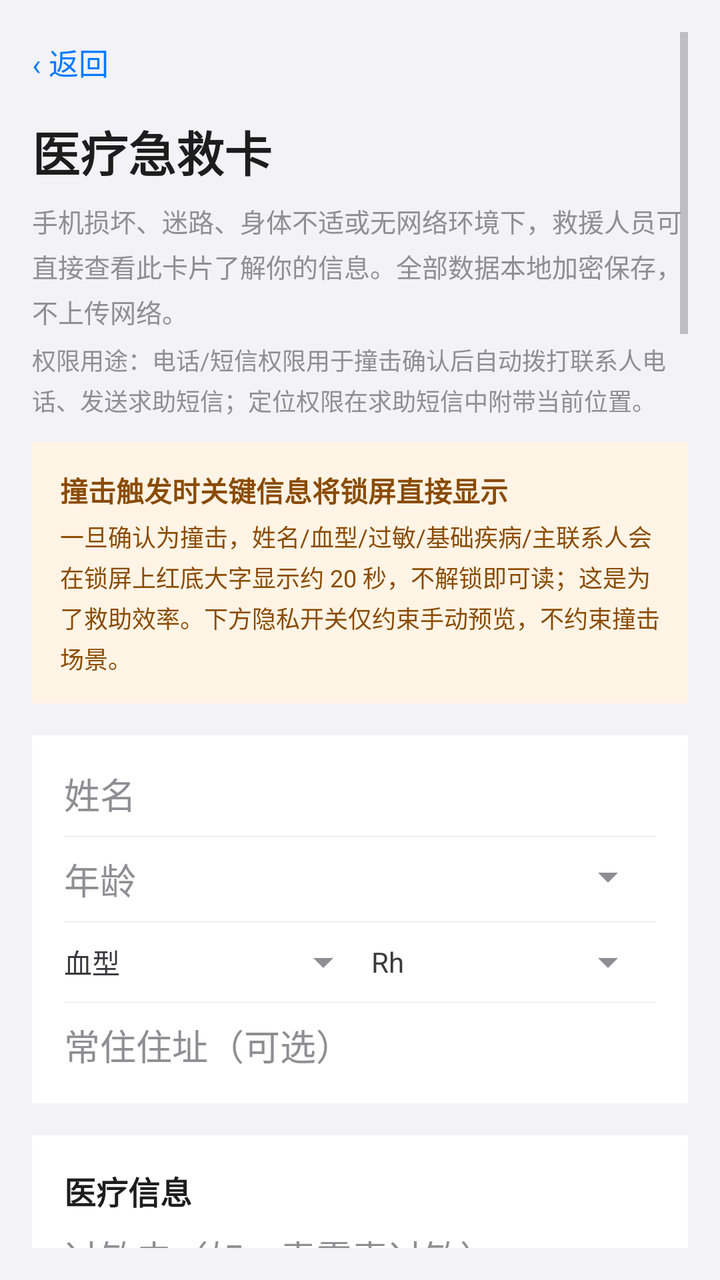
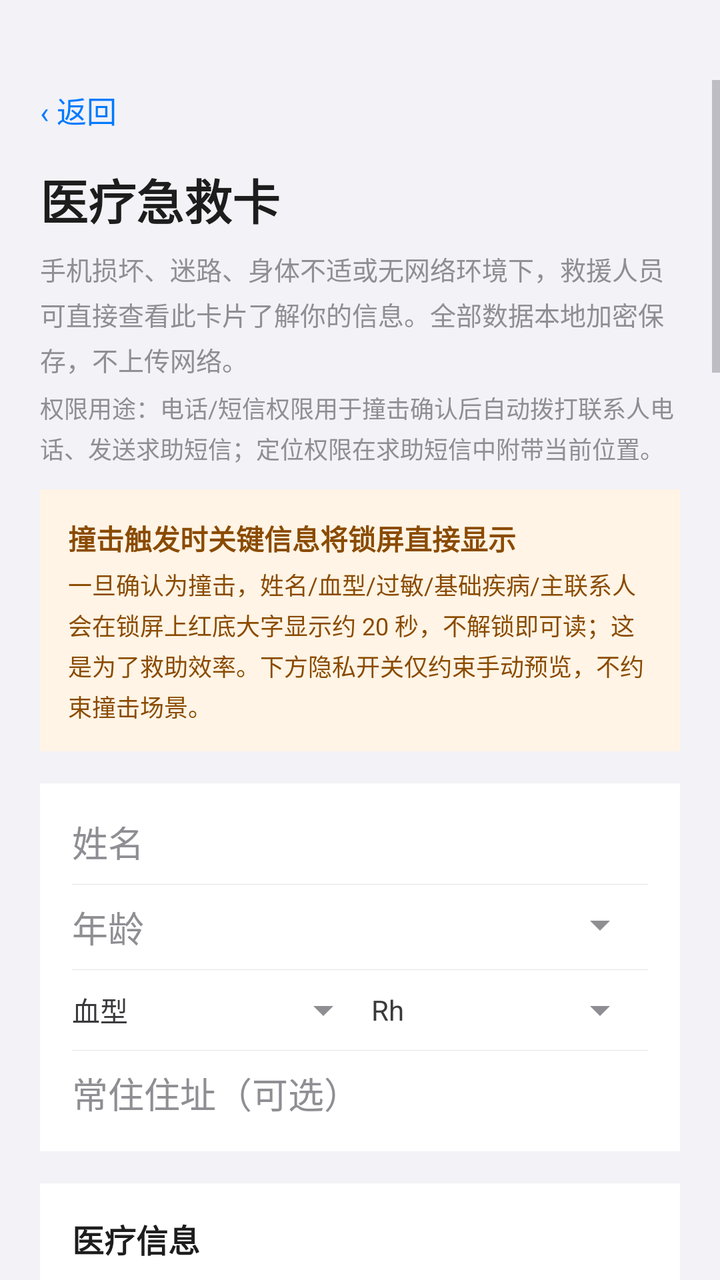

An Android layout rendered at two revisions. The XML below is the earlier revision; the diff shows what the commit changed to produce the second picture.
<!-- AndroidManifest.xml: application theme Theme.Safewalk -->
<!-- res/layout/activity_emergency.xml -->
<?xml version="1.0" encoding="utf-8"?>
<ScrollView xmlns:android="http://schemas.android.com/apk/res/android"
    android:layout_width="match_parent"
    android:layout_height="match_parent"
    android:background="@color/bg"
    android:fitsSystemWindows="true"
    android:padding="16dp"
    android:paddingTop="40dp">
    <LinearLayout
        android:layout_width="match_parent"
        android:layout_height="wrap_content"
        android:orientation="vertical"
        android:paddingBottom="40dp">

        <TextView
            android:id="@+id/btn_back"
            style="@style/BackLink"
            android:text="‹ 返回" />

        <TextView
            style="@style/PageTitle"
            android:layout_marginTop="12dp"
            android:text="医疗急救卡" />

        <TextView
            android:layout_width="match_parent"
            android:layout_height="wrap_content"
            android:layout_marginTop="8dp"
            android:lineSpacingExtra="4dp"
            android:text="手机损坏、迷路、身体不适或无网络环境下，救援人员可直接查看此卡片了解你的信息。全部数据本地加密保存，不上传网络。"
            android:textColor="@color/text_hint"
            android:textSize="13sp"/>

        <TextView
            android:id="@+id/tv_perm_purpose"
            android:layout_width="match_parent"
            android:layout_height="wrap_content"
            android:layout_marginTop="6dp"
            android:lineSpacingExtra="3dp"
            android:text="权限用途：电话/短信权限用于撞击确认后自动拨打联系人电话、发送求助短信；定位权限在求助短信中附带当前位置。"
            android:textColor="@color/text_hint"
            android:textSize="12sp"/>

        
        <LinearLayout
            android:layout_width="match_parent"
            android:layout_height="wrap_content"
            android:layout_marginTop="12dp"
            android:background="#FFF4E5"
            android:orientation="vertical"
            android:padding="14dp">
            <TextView
                android:layout_width="match_parent"
                android:layout_height="wrap_content"
                android:text="撞击触发时关键信息将锁屏直接显示"
                android:textColor="#8A4B00"
                android:textSize="14sp"
                android:textStyle="bold" />
            <TextView
                android:layout_width="match_parent"
                android:layout_height="wrap_content"
                android:layout_marginTop="4dp"
                android:lineSpacingExtra="3dp"
                android:text="一旦确认为撞击，姓名/血型/过敏/基础疾病/主联系人会在锁屏上红底大字显示约 20 秒，不解锁即可读；这是为了救助效率。下方隐私开关仅约束手动预览，不约束撞击场景。"
                android:textColor="#8A4B00"
                android:textSize="12sp" />
        </LinearLayout>

        
        <LinearLayout
            android:layout_width="match_parent"
            android:layout_height="wrap_content"
            android:layout_marginTop="16dp"
            android:background="@color/card_bg"
            android:orientation="vertical"
            android:padding="16dp">

            <EditText
                android:id="@+id/et_name"
                android:layout_width="match_parent"
                android:layout_height="wrap_content"
                android:hint="姓名"
                android:inputType="textPersonName"
                android:background="@null"/>
            <View android:layout_width="match_parent" android:layout_height="1px" android:background="@color/divider" android:layout_marginVertical="8dp"/>

            <LinearLayout
                android:layout_width="match_parent"
                android:layout_height="wrap_content"
                android:orientation="horizontal">
                <EditText
                    android:id="@+id/et_age"
                    android:layout_width="0dp"
                    android:layout_height="wrap_content"
                    android:layout_weight="1"
                    android:hint="年龄"
                    android:inputType="number"
                    android:background="@null"/>
                <Spinner
                    android:id="@+id/sp_gender"
                    android:layout_width="0dp"
                    android:layout_height="wrap_content"
                    android:layout_weight="1"
                    android:spinnerMode="dialog" />
            </LinearLayout>
            <View android:layout_width="match_parent" android:layout_height="1px" android:background="@color/divider" android:layout_marginVertical="8dp"/>

            <LinearLayout
                android:layout_width="match_parent"
                android:layout_height="wrap_content"
                android:orientation="horizontal">
                <TextView
                    android:layout_width="wrap_content"
                    android:layout_height="wrap_content"
                    android:layout_gravity="center_vertical"
                    android:text="血型"
                    android:textColor="@color/text_body"
                    android:textSize="14sp" />
                <Spinner
                    android:id="@+id/sp_blood"
                    android:layout_width="0dp"
                    android:layout_height="wrap_content"
                    android:layout_weight="1"
                    android:spinnerMode="dialog" />
                <TextView
                    android:layout_width="wrap_content"
                    android:layout_height="wrap_content"
                    android:layout_gravity="center_vertical"
                    android:text="Rh"
                    android:textColor="@color/text_body"
                    android:textSize="14sp" />
                <Spinner
                    android:id="@+id/sp_rh"
                    android:layout_width="0dp"
                    android:layout_height="wrap_content"
                    android:layout_weight="1"
                    android:spinnerMode="dialog" />
            </LinearLayout>
            <View android:layout_width="match_parent" android:layout_height="1px" android:background="@color/divider" android:layout_marginVertical="8dp"/>

            <EditText
                android:id="@+id/et_address"
                android:layout_width="match_parent"
                android:layout_height="wrap_content"
                android:hint="常住住址（可选）"
                android:inputType="textPostalAddress"
                android:background="@null"/>
        </LinearLayout>

        
        <LinearLayout
            android:layout_width="match_parent"
            android:layout_height="wrap_content"
            android:layout_marginTop="16dp"
            android:background="@color/card_bg"
            android:orientation="vertical"
            android:padding="16dp">

            <TextView
                android:layout_width="wrap_content"
                android:layout_height="wrap_content"
                android:text="医疗信息"
                android:textColor="@color/text_primary"
                android:textSize="16sp"
                android:textStyle="bold"/>

            <EditText
                android:id="@+id/et_allergy"
                android:layout_width="match_parent"
                android:layout_height="wrap_content"
                android:layout_marginTop="8dp"
                android:hint="过敏史（如：青霉素过敏）"
                android:inputType="textMultiLine"
                android:maxLines="3"
                android:background="@null"/>
            <androidx.appcompat.widget.SwitchCompat
                android:id="@+id/sw_allergy_severe"
                android:layout_width="match_parent"
                android:layout_height="wrap_content"
                android:text="严重过敏（锁屏前置★）"
                android:textColor="@color/accent_warn"
                android:textSize="13sp" />
            <View android:layout_width="match_parent" android:layout_height="1px" android:background="@color/divider" android:layout_marginVertical="8dp"/>

            <EditText
                android:id="@+id/et_condition"
                android:layout_width="match_parent"
                android:layout_height="wrap_content"
                android:hint="基础疾病（如：心脏病、糖尿病）"
                android:inputType="textMultiLine"
                android:maxLines="3"
                android:background="@null"/>
            <View android:layout_width="match_parent" android:layout_height="1px" android:background="@color/divider" android:layout_marginVertical="8dp"/>

            <EditText
                android:id="@+id/et_medications"
                android:layout_width="match_parent"
                android:layout_height="wrap_content"
                android:hint="当前用药"
                android:inputType="textMultiLine"
                android:maxLines="3"
                android:background="@null"/>
            <View android:layout_width="match_parent" android:layout_height="1px" android:background="@color/divider" android:layout_marginVertical="8dp"/>

            <EditText
                android:id="@+id/et_insurance"
                android:layout_width="match_parent"
                android:layout_height="wrap_content"
                android:hint="医保号（可选，高敏感，不进锁屏）"
                android:inputType="text"
                android:background="@null"/>
            <androidx.appcompat.widget.SwitchCompat
                android:id="@+id/sw_organ_donation"
                android:layout_width="match_parent"
                android:layout_height="wrap_content"
                android:layout_marginTop="4dp"
                android:text="器官捐献意愿"
                android:textColor="@color/text_body"
                android:textSize="13sp" />
        </LinearLayout>

        
        <LinearLayout
            android:layout_width="match_parent"
            android:layout_height="wrap_content"
            android:layout_marginTop="16dp"
            android:background="@color/card_bg"
            android:orientation="vertical"
            android:padding="16dp">

            <TextView
                android:layout_width="wrap_content"
                android:layout_height="wrap_content"
                android:text="紧急联系人（建议填 3 位）"
                android:textColor="@color/text_primary"
                android:textSize="16sp"
                android:textStyle="bold"/>

            <LinearLayout android:layout_width="match_parent" android:layout_height="wrap_content" android:orientation="horizontal">
                <EditText android:id="@+id/et_contact1_name" android:layout_width="0dp" android:layout_height="wrap_content" android:layout_weight="2" android:hint="① 姓名" android:inputType="textPersonName" android:background="@null"/>
                <EditText android:id="@+id/et_contact1_relation" android:layout_width="0dp" android:layout_height="wrap_content" android:layout_weight="1" android:hint="关系" android:inputType="text" android:background="@null"/>
            </LinearLayout>
            <EditText android:id="@+id/et_contact1_phone" android:layout_width="match_parent" android:layout_height="wrap_content" android:hint="① 电话" android:inputType="phone" android:background="@null"/>
            <View android:layout_width="match_parent" android:layout_height="1px" android:background="@color/divider" android:layout_marginVertical="8dp"/>

            <LinearLayout android:layout_width="match_parent" android:layout_height="wrap_content" android:orientation="horizontal">
                <EditText android:id="@+id/et_contact2_name" android:layout_width="0dp" android:layout_height="wrap_content" android:layout_weight="2" android:hint="② 姓名" android:inputType="textPersonName" android:background="@null"/>
                <EditText android:id="@+id/et_contact2_relation" android:layout_width="0dp" android:layout_height="wrap_content" android:layout_weight="1" android:hint="关系" android:inputType="text" android:background="@null"/>
            </LinearLayout>
            <EditText android:id="@+id/et_contact2_phone" android:layout_width="match_parent" android:layout_height="wrap_content" android:hint="② 电话" android:inputType="phone" android:background="@null"/>
            <View android:layout_width="match_parent" android:layout_height="1px" android:background="@color/divider" android:layout_marginVertical="8dp"/>

            <LinearLayout android:layout_width="match_parent" android:layout_height="wrap_content" android:orientation="horizontal">
                <EditText android:id="@+id/et_contact3_name" android:layout_width="0dp" android:layout_height="wrap_content" android:layout_weight="2" android:hint="③ 姓名" android:inputType="textPersonName" android:background="@null"/>
                <EditText android:id="@+id/et_contact3_relation" android:layout_width="0dp" android:layout_height="wrap_content" android:layout_weight="1" android:hint="关系" android:inputType="text" android:background="@null"/>
            </LinearLayout>
            <EditText android:id="@+id/et_contact3_phone" android:layout_width="match_parent" android:layout_height="wrap_content" android:hint="③ 电话" android:inputType="phone" android:background="@null"/>
        </LinearLayout>

        
        <LinearLayout
            android:layout_width="match_parent"
            android:layout_height="wrap_content"
            android:layout_marginTop="16dp"
            android:background="@color/card_bg"
            android:orientation="vertical"
            android:padding="16dp">

            <TextView
                android:layout_width="wrap_content"
                android:layout_height="wrap_content"
                android:text="隐私与分享"
                android:textColor="@color/text_primary"
                android:textSize="16sp"
                android:textStyle="bold"/>

            <androidx.appcompat.widget.SwitchCompat
                android:id="@+id/sw_show_blood_lock"
                android:layout_width="match_parent"
                android:layout_height="wrap_content"
                android:layout_marginTop="6dp"
                android:text="手动预览时显示血型（撞击时不受此开关约束）"
                android:textColor="@color/text_body"
                android:textSize="13sp" />
            <androidx.appcompat.widget.SwitchCompat
                android:id="@+id/sw_show_address_lock"
                android:layout_width="match_parent"
                android:layout_height="wrap_content"
                android:text="手动预览时显示住址（撞击时不受此开关约束）"
                android:textColor="@color/text_body"
                android:textSize="13sp" />
            <androidx.appcompat.widget.SwitchCompat
                android:id="@+id/sw_allow_sms_location"
                android:layout_width="match_parent"
                android:layout_height="wrap_content"
                android:text="求助短信附带当前位置"
                android:textColor="@color/text_body"
                android:textSize="13sp" />
            <androidx.appcompat.widget.SwitchCompat
                android:id="@+id/sw_allow_qr"
                android:layout_width="match_parent"
                android:layout_height="wrap_content"
                android:text="允许生成医疗 QR（明文，扫码可读全部信息）"
                android:textColor="@color/accent_warn"
                android:textSize="13sp" />

            <Button
                android:id="@+id/btn_gen_qr"
                android:layout_width="match_parent"
                android:layout_height="wrap_content"
                android:layout_marginTop="10dp"
                android:backgroundTint="@color/seal_red"
                android:text="生成医疗 QR"
                android:textColor="@color/on_accent"/>

            <ImageView
                android:id="@+id/iv_qr"
                android:layout_width="220dp"
                android:layout_height="220dp"
                android:layout_gravity="center_horizontal"
                android:layout_marginTop="12dp"
                android:adjustViewBounds="true"
                android:contentDescription="医疗急救卡二维码"
                android:visibility="gone" />

            <TextView
                android:id="@+id/tv_vault_status"
                android:layout_width="match_parent"
                android:layout_height="wrap_content"
                android:layout_marginTop="8dp"
                android:textColor="@color/text_hint"
                android:textSize="12sp" />
        </LinearLayout>

        <Button
            android:id="@+id/btn_save_emergency"
            android:layout_width="match_parent"
            android:layout_height="wrap_content"
            android:layout_marginTop="16dp"
            android:backgroundTint="@color/primary"
            android:text="保存急救卡（本地加密）"
            android:textColor="@color/on_accent"/>

        
        <LinearLayout
            android:layout_width="match_parent"
            android:layout_height="wrap_content"
            android:layout_marginTop="12dp"
            android:background="@color/card_bg"
            android:orientation="vertical"
            android:padding="16dp">

            <TextView
                android:layout_width="wrap_content"
                android:layout_height="wrap_content"
                android:text="复制到系统紧急信息"
                android:textColor="@color/text_primary"
                android:textSize="15sp"
                android:textStyle="bold"/>

            <TextView
                android:layout_width="match_parent"
                android:layout_height="wrap_content"
                android:layout_marginTop="6dp"
                android:lineSpacingExtra="4dp"
                android:text="手机没电、损坏或 SystemUI 未加载时，App 里的卡片打不开。建议把下面这段信息复制一份，填进系统「紧急信息 / 医疗急救信息」，作为关机/没电场景的兜底。"
                android:textColor="@color/text_hint"
                android:textSize="13sp"/>

            <Button
                android:id="@+id/btn_copy_emergency"
                android:layout_width="match_parent"
                android:layout_height="wrap_content"
                android:layout_marginTop="12dp"
                android:backgroundTint="@color/card_bg"
                android:text="复制急救信息"
                android:textColor="@color/primary"/>
        </LinearLayout>

        
        <LinearLayout
            android:layout_width="match_parent"
            android:layout_height="wrap_content"
            android:layout_marginTop="12dp"
            android:background="@color/card_bg"
            android:orientation="vertical"
            android:padding="16dp">

            <TextView
                android:layout_width="wrap_content"
                android:layout_height="wrap_content"
                android:text="备份与恢复"
                android:textColor="@color/text_primary"
                android:textSize="15sp"
                android:textStyle="bold"/>

            <TextView
                android:layout_width="match_parent"
                android:layout_height="wrap_content"
                android:layout_marginTop="6dp"
                android:lineSpacingExtra="4dp"
                android:text="急救卡加密保存在本机，卸载 App 会一并删除。换安装包（例如重装新版）前，先导出一份 JSON 文件；装好后用「导入急救卡」恢复。导出文件是明文，包含血型、过敏、住址等信息，请妥善保管。"
                android:textColor="@color/text_hint"
                android:textSize="13sp"/>

            <Button
                android:id="@+id/btn_export_emergency"
                android:layout_width="match_parent"
                android:layout_height="wrap_content"
                android:layout_marginTop="12dp"
                android:backgroundTint="@color/card_bg"
                android:text="导出急救卡"
                android:textColor="@color/primary"/>

            <Button
                android:id="@+id/btn_import_emergency"
                android:layout_width="match_parent"
                android:layout_height="wrap_content"
                android:layout_marginTop="8dp"
                android:backgroundTint="@color/card_bg"
                android:text="导入急救卡"
                android:textColor="@color/primary"/>
        </LinearLayout>

        
        <LinearLayout
            android:layout_width="match_parent"
            android:layout_height="wrap_content"
            android:layout_marginTop="24dp"
            android:background="@color/card_bg"
            android:orientation="vertical"
            android:padding="16dp">

            <LinearLayout
                android:layout_width="match_parent"
                android:layout_height="wrap_content"
                android:gravity="center_vertical"
                android:orientation="horizontal">

                <LinearLayout
                    android:layout_width="0dp"
                    android:layout_height="wrap_content"
                    android:layout_weight="1"
                    android:orientation="vertical">
                    <TextView
                        android:layout_width="wrap_content"
                        android:layout_height="wrap_content"
                        android:text="车祸预警"
                        android:textColor="@color/text_primary"
                        android:textSize="16sp"
                        android:textStyle="bold"/>
                    <TextView
                        android:layout_width="match_parent"
                        android:layout_height="wrap_content"
                        android:layout_marginTop="2dp"
                        android:lineSpacingExtra="2dp"
                        android:text="持续监测撞击，检测到后锁屏强提醒，60秒未响应自动求助"
                        android:textColor="@color/text_hint"
                        android:textSize="12sp"/>
                </LinearLayout>

                <androidx.appcompat.widget.SwitchCompat
                    android:id="@+id/sw_crash_detection"
                    android:layout_width="wrap_content"
                    android:layout_height="wrap_content"/>
            </LinearLayout>

            <TextView
                android:layout_width="wrap_content"
                android:layout_height="wrap_content"
                android:layout_marginTop="16dp"
                android:text="撞击灵敏度"
                android:textColor="@color/text_primary"
                android:textSize="14sp"/>

            <LinearLayout
                android:layout_width="match_parent"
                android:layout_height="wrap_content"
                android:layout_marginTop="8dp"
                android:orientation="horizontal">

                <TextView android:id="@+id/chip_crash_low" android:layout_width="wrap_content" android:layout_height="wrap_content" android:paddingHorizontal="14dp" android:paddingVertical="6dp" android:text="低"/>
                <TextView android:id="@+id/chip_crash_mid" android:layout_width="wrap_content" android:layout_height="wrap_content" android:layout_marginLeft="8dp" android:paddingHorizontal="14dp" android:paddingVertical="6dp" android:text="中"/>
                <TextView android:id="@+id/chip_crash_high" android:layout_width="wrap_content" android:layout_height="wrap_content" android:layout_marginLeft="8dp" android:paddingHorizontal="14dp" android:paddingVertical="6dp" android:text="高"/>
            </LinearLayout>

            <TextView
                android:id="@+id/tv_perm_status"
                android:layout_width="match_parent"
                android:layout_height="wrap_content"
                android:layout_marginTop="12dp"
                android:textColor="@color/text_hint"
                android:textSize="12sp"/>

            <TextView
                android:id="@+id/tv_crash_hint"
                android:layout_width="match_parent"
                android:layout_height="wrap_content"
                android:layout_marginTop="12dp"
                android:lineSpacingExtra="2dp"
                android:textColor="@color/text_hint"
                android:textSize="12sp"/>
        </LinearLayout>

        
        <LinearLayout
            android:layout_width="match_parent"
            android:layout_height="wrap_content"
            android:layout_marginTop="24dp"
            android:background="@color/card_bg"
            android:orientation="vertical"
            android:padding="16dp">

            <TextView
                android:layout_width="wrap_content"
                android:layout_height="wrap_content"
                android:text="系统紧急呼救"
                android:textColor="@color/text_primary"
                android:textSize="16sp"
                android:textStyle="bold"/>

            <TextView
                android:layout_width="match_parent"
                android:layout_height="wrap_content"
                android:layout_marginTop="6dp"
                android:lineSpacingExtra="4dp"
                android:text="连按电源键5次可自动拨打紧急电话并发送求助短信，建议开启。\n\n开启后即使手机锁屏、无SIM卡也能触发。"
                android:textColor="@color/text_hint"
                android:textSize="13sp"/>

            <Button
                android:id="@+id/btn_goto_sos"
                android:layout_width="match_parent"
                android:layout_height="wrap_content"
                android:layout_marginTop="12dp"
                android:backgroundTint="@color/seal_red"
                android:text="前往系统紧急呼救设置"
                android:textColor="@color/on_accent"/>
        </LinearLayout>

    </LinearLayout>
</ScrollView>
<!-- resources referenced by this layout -->
<resources>
  <color name="accent_warn">#FF9500</color>
  <color name="bg">#F2F2F7</color>
  <color name="card_bg">#FFFFFF</color>
  <color name="divider">#E5E5EA</color>
  <color name="on_accent">#FFFFFF</color>
  <color name="primary">#007AFF</color>
  <color name="seal_red">#C8392E</color>
  <color name="text_body">#3A3A3C</color>
  <color name="text_hint">#8E8E93</color>
  <color name="text_primary">#1D1D1D</color>
  <style name="BackLink">
          <item name="android:layout_width">wrap_content</item>
          <item name="android:layout_height">wrap_content</item>
          <item name="android:background">?android:attr/selectableItemBackground</item>
          <item name="android:paddingTop">4dp</item>
          <item name="android:paddingBottom">4dp</item>
          <item name="android:paddingRight">12dp</item>
          <item name="android:textColor">@color/primary</item>
          <item name="android:textSize">15sp</item>
      </style>
  <style name="PageTitle">
          <item name="android:layout_width">wrap_content</item>
          <item name="android:layout_height">wrap_content</item>
          <item name="android:textColor">@color/text_primary</item>
          <item name="android:textSize">24sp</item>
          <item name="android:textStyle">bold</item>
      </style>
  <style name="Theme.Safewalk" parent="Theme.MaterialComponents.DayNight.NoActionBar">
          <item name="android:windowBackground">@color/bg</item>
          <item name="android:statusBarColor">@android:color/transparent</item>
          
          <item name="android:windowLightStatusBar">@bool/light_statusbar</item>
          <item name="android:navigationBarColor">@color/bg</item>
          <item name="android:windowLightNavigationBar">@bool/light_statusbar</item>
  
          
          <item name="android:forceDarkAllowed">false</item>
  
          
          <item name="colorPrimary">@color/primary</item>
          <item name="colorAccent">@color/primary</item>
          <item name="colorControlActivated">@color/primary</item>
          <item name="colorControlNormal">@color/text_hint</item>
  
          <item name="android:colorBackground">@color/bg</item>
          <item name="android:textColorPrimary">@color/text_primary</item>
          <item name="android:textColorSecondary">@color/text_hint</item>
          <item name="android:textColorHint">@color/text_hint</item>
      </style>
</resources>

<!-- the commit's change to res/layout/activity_emergency.xml (unified diff, before → after) -->
@@ -1,15 +1,17 @@
 <?xml version="1.0" encoding="utf-8"?>
 <ScrollView xmlns:android="http://schemas.android.com/apk/res/android"
+    android:id="@+id/sv_emergency"
     android:layout_width="match_parent"
     android:layout_height="match_parent"
     android:background="@color/bg"
     android:fitsSystemWindows="true"
-    android:padding="16dp"
     android:paddingTop="40dp">
     <LinearLayout
         android:layout_width="match_parent"
         android:layout_height="wrap_content"
         android:orientation="vertical"
+        android:paddingStart="20dp"
+        android:paddingEnd="20dp"
         android:paddingBottom="40dp">
 
         <TextView
